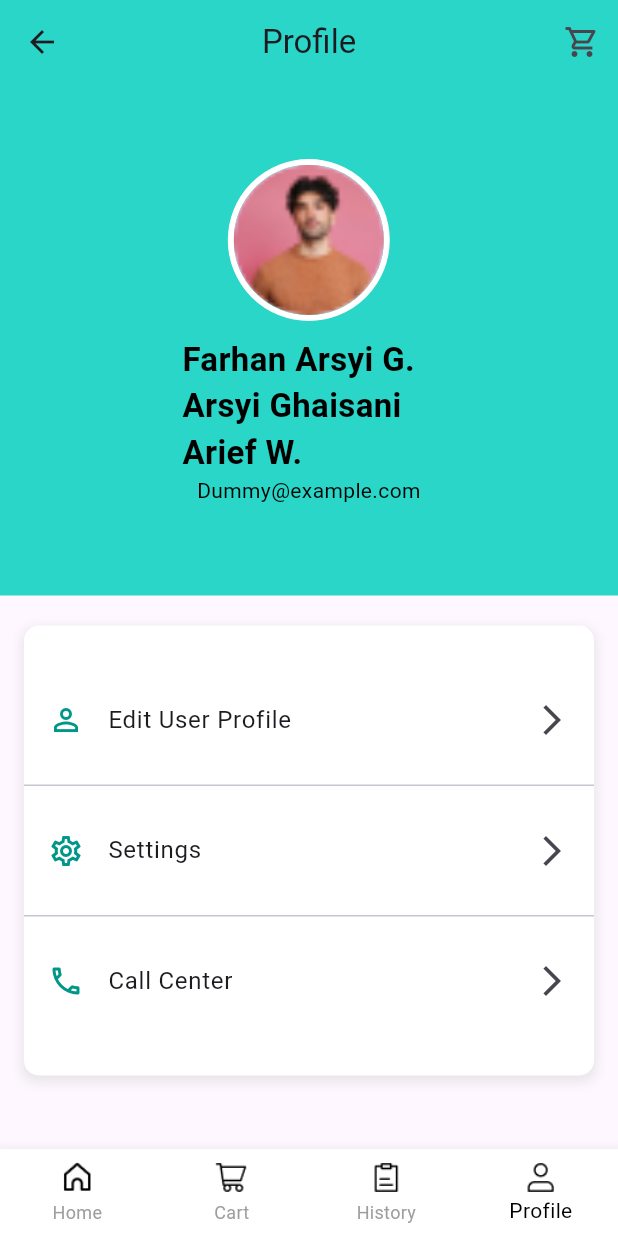
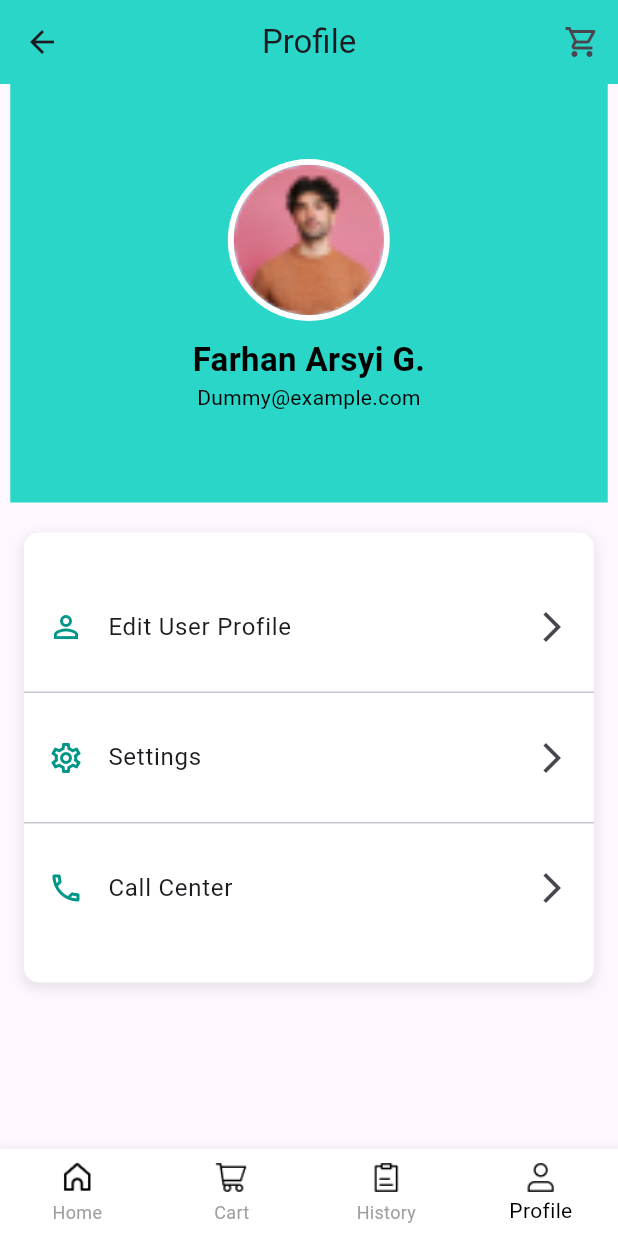
Before and after one commit to farhanghaisani/glowshoess, a Flutter app: the ProfilePage screen opened by its route, on a phone screen of 412 x 824 dp. Run offline on Flutter 3.47's test engine with Material 3 defaults, Android fonts, the light colour scheme and no system bars; our stand-ins replace audioplayers, cloud_firestore, firebase_auth, firebase_core, firebase_messaging, firebase_storage and 9 more; accounts and stored records are empty.

Commit message:
first commit

```diff
--- a/lib/module/profile_page/view/profile_page.dart
+++ b/lib/module/profile_page/view/profile_page.dart
@@ -102,7 +102,7 @@
                 ),
                 SizedBox(height: 10),
                 Text(
-                  'Farhan Arsyi G. Arsyi Ghaisani Arief W.',
+                  'Farhan Arsyi G.',
                   style: TextStyle(
                     fontSize: 22,
                     fontWeight: FontWeight.bold,
```
